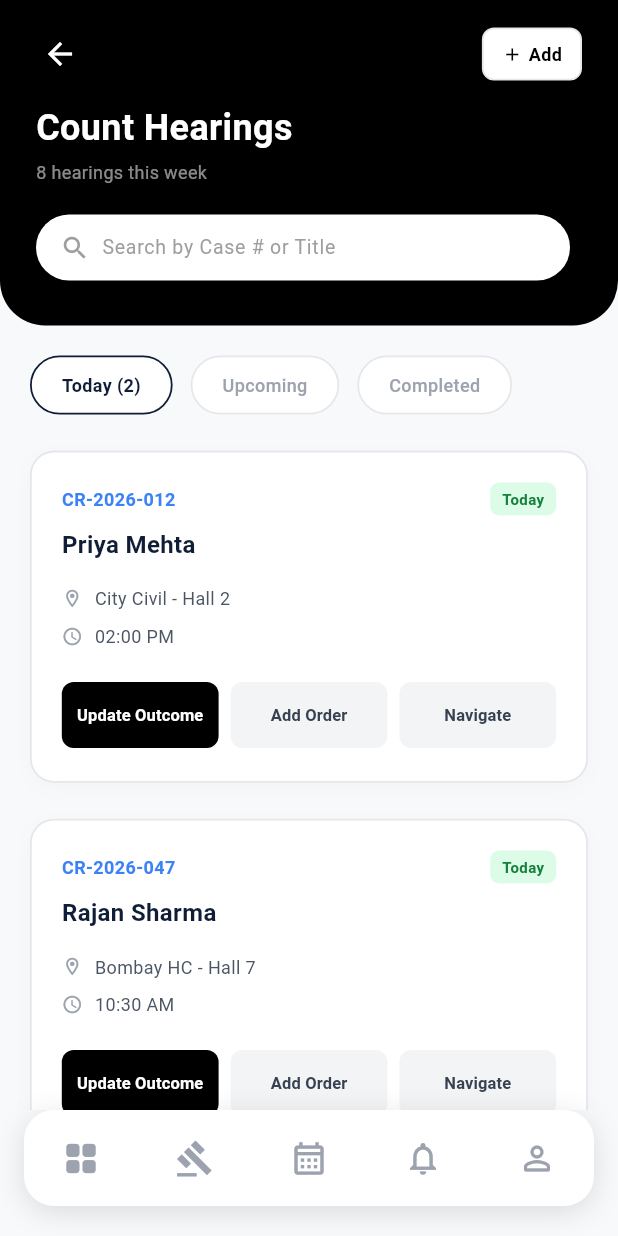
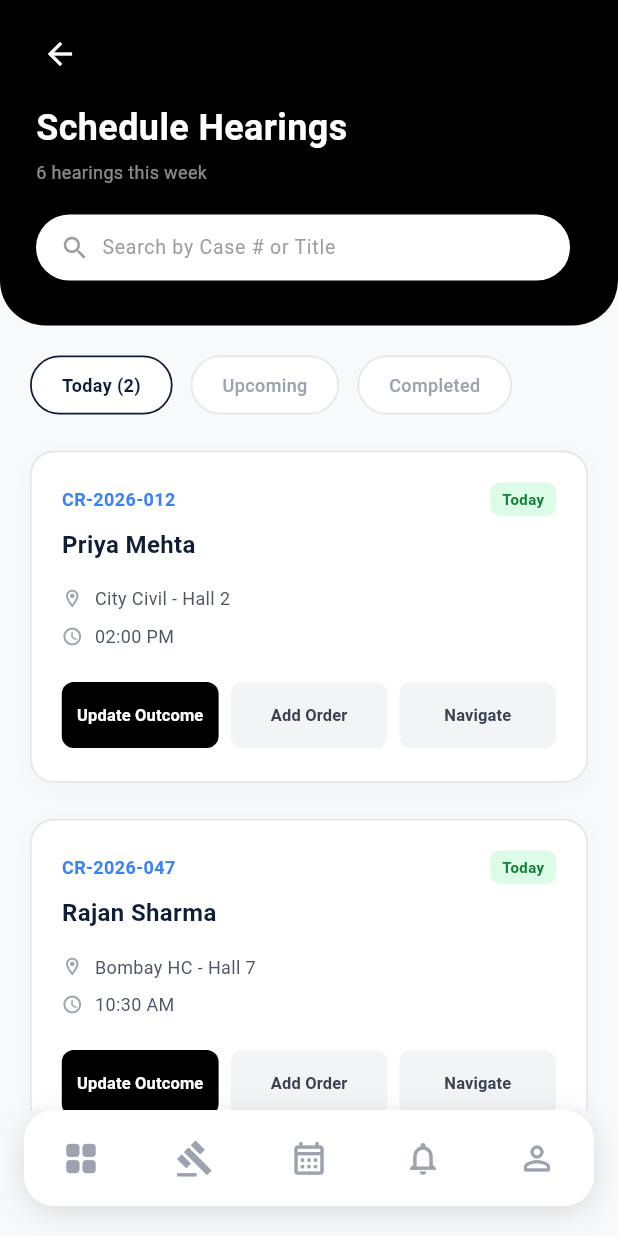
Before and after one commit to Akhilrs-RS/Flutter, a Flutter app: the APMSCourtHearingsScreen screen opened directly, on a phone screen of 412 x 824 dp. Run offline on Flutter 3.47's test engine with Material 3 defaults, Android fonts, the light colour scheme and no system bars; network calls fail.

Commit message:
Rename Documents quick action to Scheduled Hearings and style mobile hearings header to match the mockup exactly

```diff
--- a/lib/screens/court_hearings_screen.dart
+++ b/lib/screens/court_hearings_screen.dart
@@ -134,29 +134,11 @@ class _APMSCourtHearingsScreenState extends State<APMSCourtHearingsScreen> {
                 crossAxisAlignment: CrossAxisAlignment.start,
                 children: [
                   Row(
-                    mainAxisAlignment: MainAxisAlignment.spaceBetween,
+                    mainAxisAlignment: MainAxisAlignment.start,
                     children: [
                       IconButton(
                         icon: const Icon(Icons.arrow_back, color: Colors.white, size: 24),
                         onPressed: () => Navigator.of(context).pop(),
-                      ),
-                      Container(
-                        decoration: BoxDecoration(
-                          color: Colors.white,
-                          borderRadius: BorderRadius.circular(8),
-                          border: Border.all(color: const Color(0xFFE5E7EB), width: 1.2),
-                        ),
-                        padding: const EdgeInsets.symmetric(horizontal: 12, vertical: 8),
-                        child: Row(
-                          children: const [
-                            Icon(Icons.add, color: Colors.black, size: 14),
-                            SizedBox(width: 4),
-                            Text(
-                              'Add',
-                              style: TextStyle(color: Colors.black, fontSize: 12, fontWeight: FontWeight.bold),
-                            ),
-                          ],
-                        ),
                       ),
                     ],
                   ),
@@ -167,7 +149,7 @@ class _APMSCourtHearingsScreenState extends State<APMSCourtHearingsScreen> {
                       crossAxisAlignment: CrossAxisAlignment.start,
                       children: const [
                         Text(
-                          'Count Hearings',
+                          'Schedule Hearings',
                           style: TextStyle(
                             color: Colors.white,
                             fontSize: 24,
@@ -176,7 +158,7 @@ class _APMSCourtHearingsScreenState extends State<APMSCourtHearingsScreen> {
                         ),
                         SizedBox(height: 4),
                         Text(
-                          '8 hearings this week',
+                          '6 hearings this week',
                           style: TextStyle(
                             color: Colors.white54,
                             fontSize: 12,
--- a/lib/screens/home_screen.dart
+++ b/lib/screens/home_screen.dart
@@ -1055,13 +1055,13 @@ class _APMSHomeScreenState extends State<APMSHomeScreen> {
                                     },
                                   ),
                                   QuickActionButton(
-                                    icon: Icons.description_outlined,
+                                    icon: Icons.gavel_outlined,
                                     color: const Color(0xFFE0F2FE),
                                     iconColor: Colors.lightBlue,
-                                    label: 'Documents',
+                                    label: 'Scheduled Hearings',
                                     onTap: () {
                                       Navigator.of(context).push(
-                                        MaterialPageRoute(builder: (context) => const APMSEvidenceScreen()),
+                                        MaterialPageRoute(builder: (context) => const APMSCourtHearingsScreen()),
                                       );
                                     },
                                   ),
```
